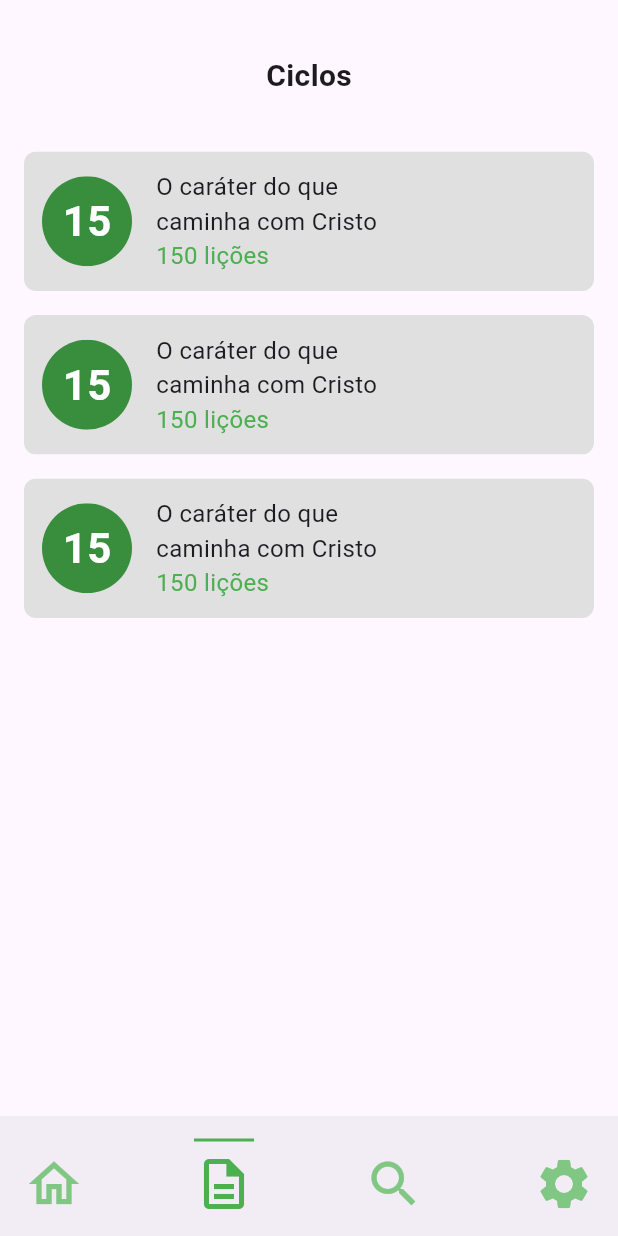
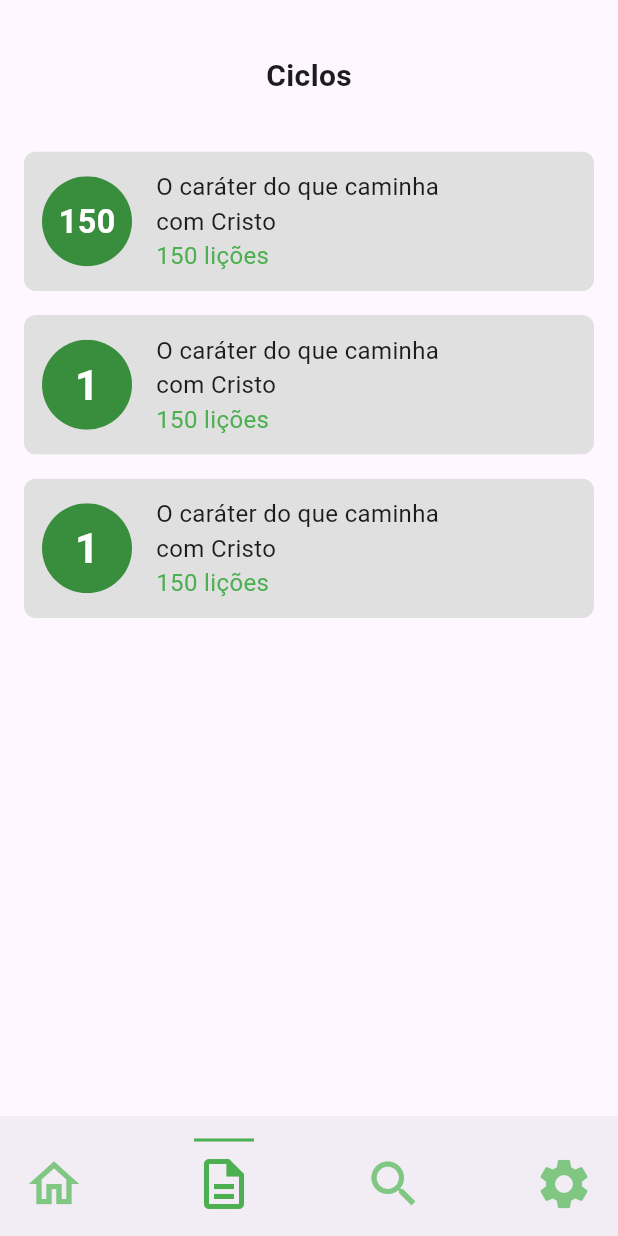
Before and after one commit to JoaoEmanuell/fundamentos-plus-mobile, a Flutter app: the screen it shows after launch, item 2 of the bottom bar chosen, on a phone screen of 412 x 824 dp. Run offline on Flutter 3.47's test engine with Material 3 defaults, Android fonts, the light colour scheme and no system bars; our stand-ins replace flutter_svg; missing offline and left inert: flutter_archive; accounts and stored records are empty.

Commit message:
cycle page
lesson preview

```diff
--- a/fundamentos_plus_mobile/lib/components/ui/bottom_app_bar_component.dart
+++ b/fundamentos_plus_mobile/lib/components/ui/bottom_app_bar_component.dart
@@ -7,7 +7,7 @@ Widget bottomAppBarComponent(BuildContext context, {String current = "home"}) {
         current == name ? Colors.green.shade500 : Colors.green.shade300;
     return GestureDetector(
       onTap: () {
-        Navigator.of(context).pushNamed(routeName);
+        Navigator.of(context).pushReplacementNamed(routeName);
       },
       child: Container(
           decoration: BoxDecoration(
--- a/fundamentos_plus_mobile/lib/components/ui/cycle_container.dart
+++ b/fundamentos_plus_mobile/lib/components/ui/cycle_container.dart
@@ -1,9 +1,13 @@
 import 'package:flutter/material.dart';
+import 'package:fundamentos_plus_mobile/components/ui/circle_id.dart';
+import 'package:fundamentos_plus_mobile/components/ui/multiline_text.dart';
+import 'package:fundamentos_plus_mobile/screens/cycle.dart';
 
-Widget cycleContainer(int number, String title, int lessons) {
+Widget cycleContainer(BuildContext context, int id, String title, int lessons) {
   return GestureDetector(
       onTap: () {
-        print("Container clicked $number");
+        Navigator.pushNamed(context, "/cycle",
+            arguments: CyclePageArguments(id));
       },
       child: ClipRRect(
           borderRadius: BorderRadius.all(Radius.circular(8.0)),
@@ -17,27 +21,14 @@ Widget cycleContainer(int number, String title, int lessons) {
                 children: [
                   Padding(
                     padding: const EdgeInsets.only(right: 16),
-                    child: ClipRRect(
-                        borderRadius: BorderRadius.circular(50.0),
-                        child: Container(
-                          color: Colors.green.shade700,
-                          width: 60,
-                          height: 60,
-                          child: Center(
-                            child: Text(number.toString(),
-                                style: TextStyle(
-                                    fontSize: 28,
-                                    color: Colors.white,
-                                    fontWeight: FontWeight.bold)),
-                          ),
-                        )),
+                    child: circleId(id),
                   ),
                   Column(
                     crossAxisAlignment: CrossAxisAlignment.start,
                     children: [
-                      SizedBox(
-                        width: 150,
-                        child: Text(
+                      multilineText(
+                        220,
+                        Text(
                           title,
                           style: TextStyle(fontSize: 16),
                           maxLines: 5,
--- a/fundamentos_plus_mobile/lib/main.dart
+++ b/fundamentos_plus_mobile/lib/main.dart
@@ -1,6 +1,8 @@
 import 'package:flutter/material.dart';
+import 'package:fundamentos_plus_mobile/screens/cycle.dart';
 import 'package:fundamentos_plus_mobile/screens/cycles.dart';
 import 'package:fundamentos_plus_mobile/screens/home.dart';
+import 'package:fundamentos_plus_mobile/screens/lesson.dart';
 import 'package:fundamentos_plus_mobile/screens/search.dart';
 import 'package:fundamentos_plus_mobile/screens/settings.dart';
 import 'package:fundamentos_plus_mobile/updates/updates_assets.dart';
@@ -27,7 +29,9 @@ class MyApp extends StatelessWidget {
         "/": (context) => HomePage(),
         "/cycles": (context) => CyclesPage(),
         "/search": (context) => SearchPage(),
-        "/settings": (context) => SettingsPage()
+        "/settings": (context) => SettingsPage(),
+        "/cycle": (context) => CyclePage(),
+        "/lesson": (context) => LessonPage(),
       },
       // initialRoute: "/",
       initialRoute: "/",
--- a/fundamentos_plus_mobile/lib/screens/cycles.dart
+++ b/fundamentos_plus_mobile/lib/screens/cycles.dart
@@ -10,11 +10,11 @@ class CyclesPage extends StatefulWidget {
 }
 
 class _CyclesPageState extends State<CyclesPage> {
-  List<Widget> _constructCyclesContainers() {
+  List<Widget> _constructCyclesContainers(BuildContext context) {
     return [
-      cycleContainer(15, "O caráter do que caminha com Cristo", 150),
-      cycleContainer(15, "O caráter do que caminha com Cristo", 150),
-      cycleContainer(15, "O caráter do que caminha com Cristo", 150)
+      cycleContainer(context, 150, "O caráter do que caminha com Cristo", 150),
+      cycleContainer(context, 1, "O caráter do que caminha com Cristo", 150),
+      cycleContainer(context, 1, "O caráter do que caminha com Cristo", 150)
     ];
   }
 
@@ -37,7 +37,7 @@ class _CyclesPageState extends State<CyclesPage> {
                     textAlign: TextAlign.left,
                   ),
                 ),
-                ..._constructCyclesContainers(),
+                ..._constructCyclesContainers(context),
               ],
             ),
           ),
```
Also changed, not shown: fundamentos_plus_mobile/lib/components/ui/circle_id.dart (added, +19 -0 lines), fundamentos_plus_mobile/lib/components/ui/lesson_preview.dart (added, +88 -0 lines), fundamentos_plus_mobile/lib/components/ui/multiline_text.dart (added, +8 -0 lines), fundamentos_plus_mobile/lib/components/ui/search_lesson_preview.dart (+4 -3 lines), fundamentos_plus_mobile/lib/screens/cycle.dart (added, +80 -0 lines), fundamentos_plus_mobile/lib/screens/lesson.dart (added, +39 -0 lines), fundamentos_plus_mobile/lib/utils/convert_author_name_in_asset_name.dart (added, +20 -0 lines), fundamentos_plus_mobile/lib/utils/types.dart (added, +8 -0 lines).
